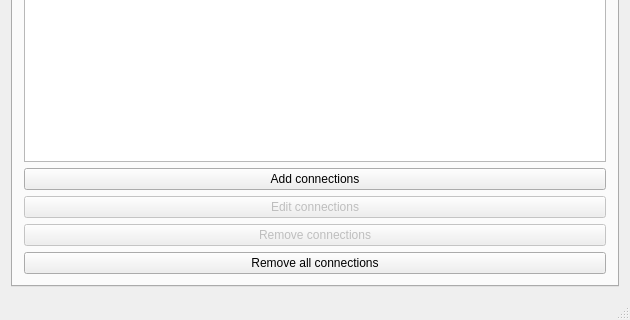
Old version of the form vln-vika3/vln3/mainwindow.ui in the repository hoddiingi/vln1-2016; both pictures show x 0 to 630 and y 291 to 611 of the 630 by 611 pixel window.
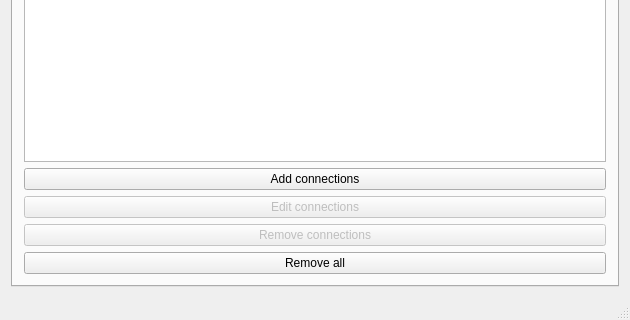
New version of the form. The open tabs and pages were chosen to show the change.

Patch:
```diff
--- a/vln-vika3/vln3/mainwindow.ui
+++ b/vln-vika3/vln3/mainwindow.ui
@@ -283,8 +283,11 @@
         </item>
         <item>
          <widget class="QPushButton" name="button_removeAll_connections">
+          <property name="enabled">
+           <bool>true</bool>
+          </property>
           <property name="text">
-           <string>Remove all connections</string>
+           <string>Remove all</string>
           </property>
          </widget>
         </item>
```
Left out of the diff: 7 changed lines with no effect on the pictures.
